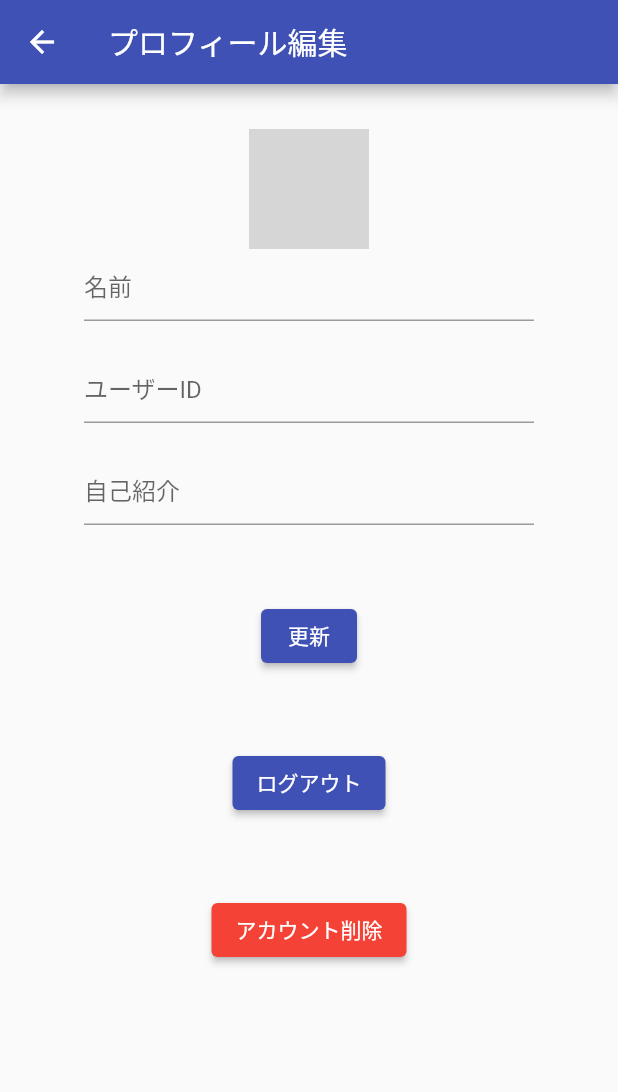
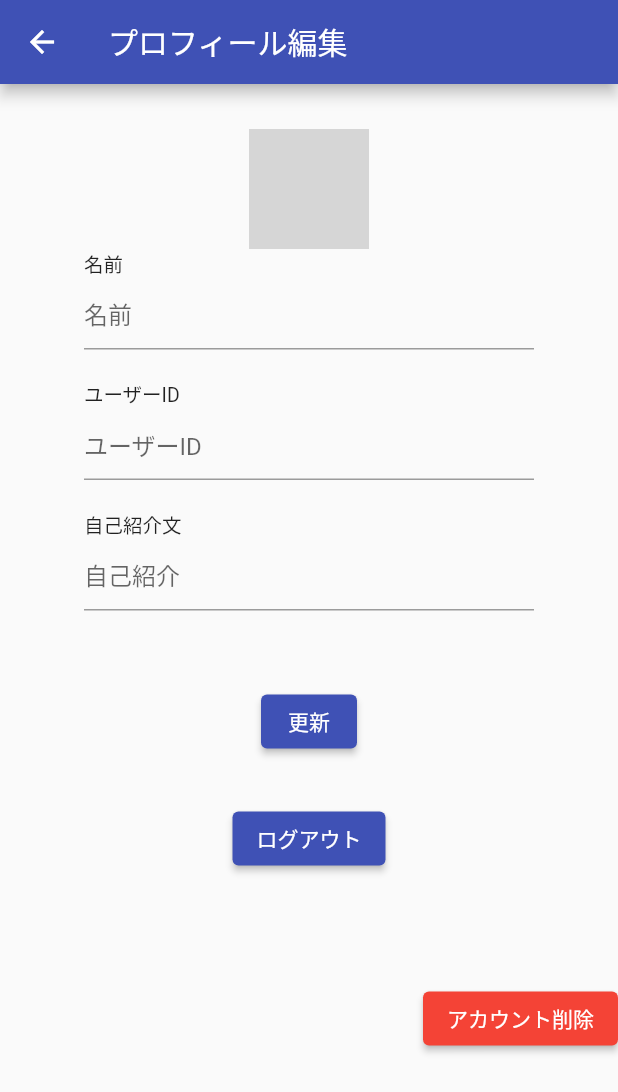
Before and after one commit to koshkamq/flutter_originalproduct, a Flutter app: the AccountPage screen opened directly, after a tap on "編集", on a phone screen of 412 x 824 dp. Shown: the top 1092 px of the screen. Run offline on Flutter 3.47's test engine with Material 2 defaults, Android fonts, the phone set to English and light mode, and no system bars; our stand-ins replace cloud_firestore, firebase_auth, firebase_core, firebase_storage, image_picker; accounts and stored records are empty; network calls fail; grey boxes are pictures that could not be loaded.

Commit message:
UIの調整

```diff
--- a/lib/view/account/account_page.dart
+++ b/lib/view/account/account_page.dart
@@ -31,7 +31,7 @@ class _AccountPageState extends State<AccountPage> {
               children: [
                 Container(
                   padding: EdgeInsets.only(right: 15, left: 15, top: 20),
-                  height: 200,
+                  height: 180,
                   child: Column(
                     crossAxisAlignment: CrossAxisAlignment.start,
                     children: [
@@ -44,7 +44,7 @@ class _AccountPageState extends State<AccountPage> {
                                 radius: 32,
                                 foregroundImage: NetworkImage(myAccount.imagePath),
                               ),
-                              SizedBox(width: 10,),
+                              SizedBox(width: 10),
                               Column(
                                 crossAxisAlignment: CrossAxisAlignment.start,
                                 children: [
@@ -64,8 +64,8 @@ class _AccountPageState extends State<AccountPage> {
                             },
                             child: Text('編集'),
                             style: ElevatedButton.styleFrom(
-                              primary: Colors.white,
-                              onPrimary: Colors.black,
+                              primary: Colors.indigo,
+                              onPrimary: Colors.white,
                             ),
                           ),
                         ],
@@ -80,10 +80,10 @@ class _AccountPageState extends State<AccountPage> {
                   width: double.infinity,
                   decoration: BoxDecoration(
                     border: Border(bottom: BorderSide(
-                      color: Colors.blue, width: 3
+                      color: Colors.indigo, width: 3
                     ))
                   ),
-                  child: Text('投稿', style: TextStyle(color: Colors.blue, fontWeight: FontWeight.bold),),
+                  //child: Text('投稿', style: TextStyle(color: Colors.indigo, fontWeight: FontWeight.bold),),
                 ),
                 Expanded(child: StreamBuilder<QuerySnapshot>(
                   stream: UserFirestore.users.doc(myAccount.id)
@@ -104,14 +104,15 @@ class _AccountPageState extends State<AccountPage> {
                               itemBuilder: (context, index) {
                                 Post post = snapshot.data![index];
                                 return Container(
-                                  // decoration: BoxDecoration(
-                                  //   border: index == 0 ? Border(
-                                  //     top: BorderSide(color: Colors.grey, width: 0),
-                                  //     bottom: BorderSide(color: Colors.grey, width: 0),
-                                  //   ) : Border(bottom: BorderSide(color: Colors.grey, width: 0),)
-                                  // ),
+                                  decoration: BoxDecoration(
+                                    border: index == 0 ? Border(
+                                      top: BorderSide(color: Colors.grey, width: 0),
+                                      bottom: BorderSide(color: Colors.grey, width: 0),
+                                    ) : Border(bottom: BorderSide(color: Colors.grey, width: 0),)
+                                  ),
                                   padding: EdgeInsets.symmetric(horizontal: 10, vertical: 15),
                                   child: Row(
+                                    crossAxisAlignment: CrossAxisAlignment.start,
                                     children: [
                                       CircleAvatar(
                                         radius: 20,
--- a/lib/view/account/edit_account_page.dart
+++ b/lib/view/account/edit_account_page.dart
@@ -69,6 +69,11 @@ class _EditAccountPageState extends State<EditAccountPage> {
               ),
               Container(
                 width: 300,
+                alignment: Alignment.centerLeft,
+                child: Text('名前',style: TextStyle(fontSize: 13),),
+              ),
+              Container(
+                width: 300,
                 child: TextField(
                   controller: nameController,
                   decoration: InputDecoration(
@@ -76,9 +81,13 @@ class _EditAccountPageState extends State<EditAccountPage> {
                   ),
                 ),
               ),
-              Padding(
-                padding: const EdgeInsets.symmetric(vertical: 20.0),
-                child: Container(
+              SizedBox(height: 20,),
+              Container(
+                width: 300,
+                alignment: Alignment.centerLeft,
+                child: Text('ユーザーID',style: TextStyle(fontSize: 13),),
+              ),
+              Container(
                 width: 300,
                 child: TextField(
                   controller: userIdController,
@@ -87,6 +96,11 @@ class _EditAccountPageState extends State<EditAccountPage> {
                   ),
                 ),
               ),
+              SizedBox(height: 20,),
+              Container(
+                width: 300,
+                alignment: Alignment.centerLeft,
+                child: Text('自己紹介文',style: TextStyle(fontSize: 13),),
               ),
               Container(
                 width: 300,
@@ -103,6 +117,8 @@ class _EditAccountPageState extends State<EditAccountPage> {
                     if(nameController.text.isNotEmpty
                         && userIdController.text.isNotEmpty
                         && selfIntroductionController.text.isNotEmpty){
+                      showProgressDialog(context);
+                      await Future<dynamic>.delayed(Duration(seconds: 1));
                       String imagePath = '';
                       if(image == null){
                         imagePath = myAccount.imagePath;
@@ -120,13 +136,14 @@ class _EditAccountPageState extends State<EditAccountPage> {
                       Authentication.myAccount = updateAccount;
                       var result = await UserFirestore.updateUser(updateAccount);
                       if(result == true){
+                        Navigator.of(context, rootNavigator: true).pop();
                         Navigator.pop(context, true);
                       }
                     }
                     },
                   child: Text('更新'),
               ),
-              SizedBox(height: 50),
+              SizedBox(height: 30),
               ElevatedButton(
                   onPressed: () {
                     Authentication.signOut();
@@ -136,9 +153,12 @@ class _EditAccountPageState extends State<EditAccountPage> {
                     }
                     Navigator.pushReplacement(context, MaterialPageRoute(builder: (context) => LoginPage()));
                   },
-                  child: Text('ログアウト')),
-              SizedBox(height: 50),
-              ElevatedButton(
+                  child: Text('ログアウト')
+              ),
+              Container(
+                height: 120,
+                alignment: Alignment.bottomRight,
+                child: ElevatedButton(
                   style: ElevatedButton.styleFrom(
                     primary: Colors.red
                   ),
@@ -151,7 +171,8 @@ class _EditAccountPageState extends State<EditAccountPage> {
                       }
                       Navigator.pushReplacement(context, MaterialPageRoute(builder: (context) => LoginPage()));
                     },
-                  child: Text('アカウント削除'))
+                    child: Text('アカウント削除')),
+              )
             ],
           ),
         ),
@@ -159,3 +180,18 @@ class _EditAccountPageState extends State<EditAccountPage> {
     );
   }
 }
+
+void showProgressDialog(context) {
+  showGeneralDialog(
+    context: context,
+    barrierDismissible: false,
+    transitionDuration: Duration.zero,
+    barrierColor: Colors.black.withOpacity(0.5),
+    pageBuilder: (BuildContext context, Animation animation,
+        Animation secondaryAnimation) {
+      return Center(
+        child: CircularProgressIndicator(),
+      );
+    },
+  );
+}
--- a/lib/view/time_line/post_page.dart
+++ b/lib/view/time_line/post_page.dart
@@ -21,7 +21,8 @@ class _PostPageState extends State<PostPage> {
         title: Text('新規投稿'),
         //iconTheme: IconThemeData(color: Colors.black),
       ),
-      body: Padding(
+      body: SingleChildScrollView(
+        child: Padding(
           padding: const EdgeInsets.all(8.0),
           child: Column(
             children: [
@@ -54,6 +55,7 @@ class _PostPageState extends State<PostPage> {
             ],
           ),
         ),
+      ),
     );
   }
 }
```
Also changed, not shown: lib/view/start_up/login_page.dart (+8 -1 lines), lib/view/time_line/time_line_page.dart (+13 -12 lines). Lines whose indentation alone changed are shown as unchanged.
